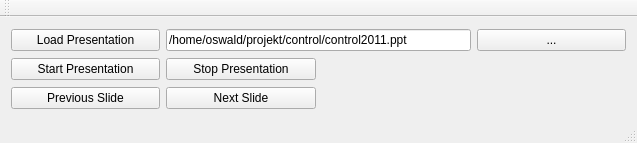
Old version of the form src/Control2012/maingui.ui in the repository yoshi5534/schorsch-the-robot.
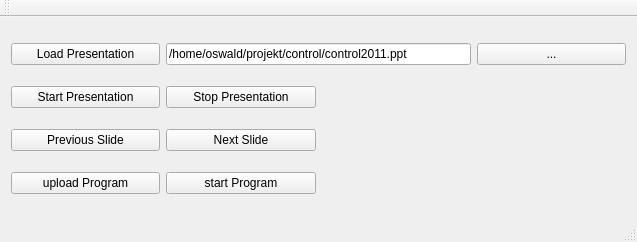
New version of the form.

Diff of the .ui file:
```diff
--- a/src/Control2012/maingui.ui
+++ b/src/Control2012/maingui.ui
@@ -7,7 +7,7 @@
     <x>0</x>
     <y>0</y>
     <width>637</width>
-    <height>143</height>
+    <height>242</height>
    </rect>
   </property>
   <property name="windowTitle">
@@ -64,6 +64,20 @@
       </property>
      </widget>
     </item>
+    <item row="4" column="0">
+     <widget class="QPushButton" name="uploadProgram">
+      <property name="text">
+       <string>upload Program</string>
+      </property>
+     </widget>
+    </item>
+    <item row="4" column="1">
+     <widget class="QPushButton" name="startProgram">
+      <property name="text">
+       <string>start Program</string>
+      </property>
+     </widget>
+    </item>
    </layout>
   </widget>
   <widget class="QMenuBar" name="menuBar">
```
Left out of the diff: 57 changed lines with no effect on the pictures.
